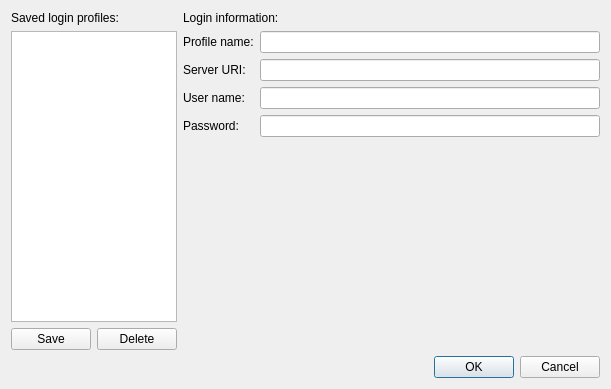
This is Code/Gui/MITK/Modules/XnatRestWidgets/XnatLoginDialog.ui in NifTK/NifTK as Qt 5 draws it before an edit. The edited form follows.
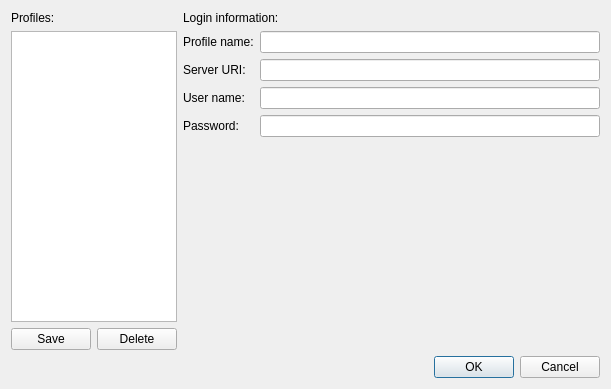
This is the edited form.

Commit message: Bug #1656: Profiles added to list view

The edit to the form file:
```diff
--- a/Code/Gui/MITK/Modules/XnatRestWidgets/XnatLoginDialog.ui
+++ b/Code/Gui/MITK/Modules/XnatRestWidgets/XnatLoginDialog.ui
@@ -32,7 +32,7 @@
          <item>
           <widget class="QLabel" name="lblProfiles">
            <property name="text">
-            <string>Saved login profiles:</string>
+            <string>Profiles:</string>
            </property>
            <property name="buddy">
             <cstring>listView</cstring>
```
Left out of the diff: 6 changed lines with no effect on the pictures. The commit also changes 9 other files.
